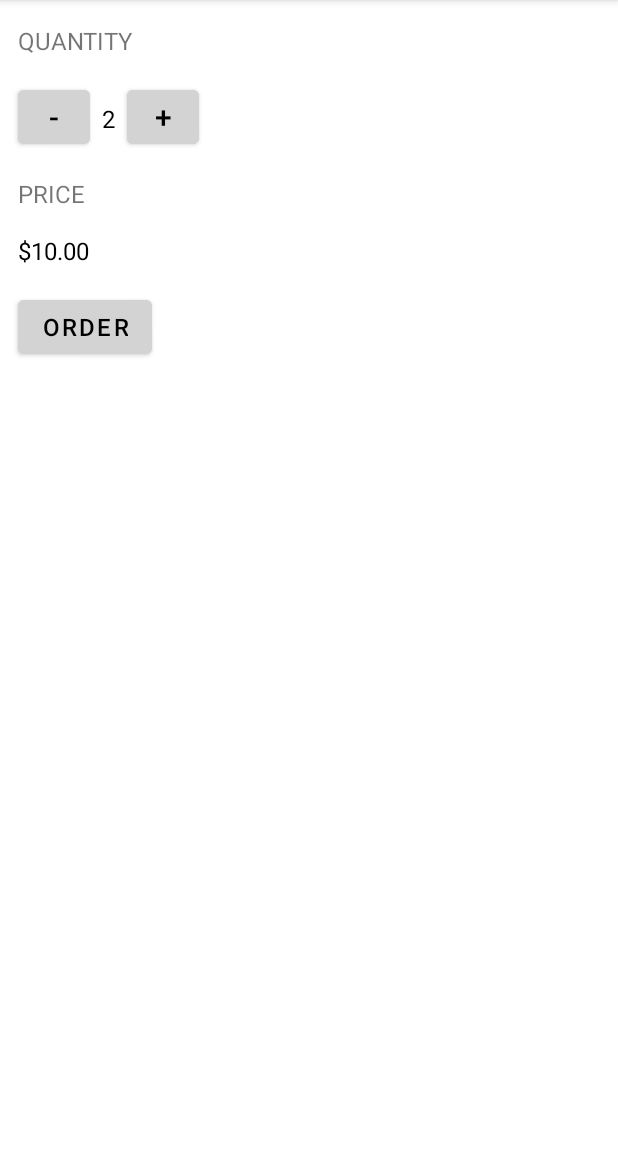
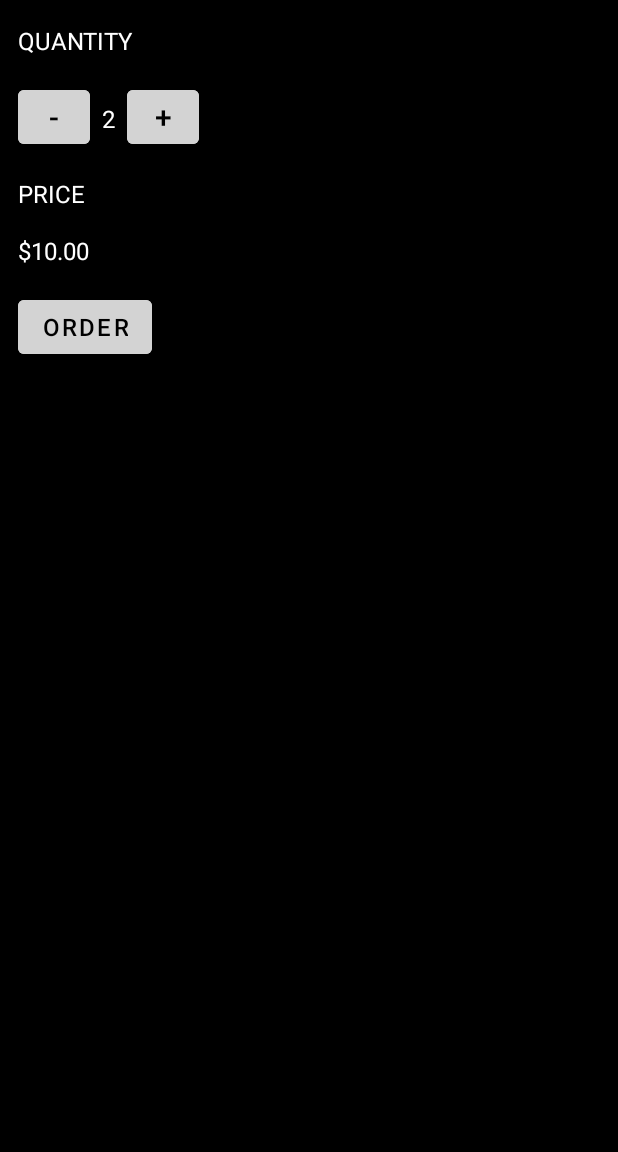
Before and after one commit to ManasChandan/JustJava, an Android app: the screen it shows after launch (MainActivity), on a phone screen of 412 x 824 dp, the part 84-1236 px from its top. Run offline under Robolectric (Android 15) with nearby library versions, the phone set to English and light mode, and no system bars.

Commit message:
Lesson 2 Completed For the Course 2 (My interactivity)

```diff
--- a/app/src/main/java/com/example/android/justjava/MainActivity.java
+++ b/app/src/main/java/com/example/android/justjava/MainActivity.java
@@ -37,12 +37,14 @@ public class MainActivity extends AppCompatActivity {
     {
         quantity++ ;
         display(quantity);
+        displayPrice(quantity*5);
     }
 
     public void decrement(View view)
     {
         quantity-- ;
         display(quantity) ;
+        displayPrice(quantity*5);
     }
 
     private void displayMessage(String message)
@@ -50,4 +52,10 @@ public class MainActivity extends AppCompatActivity {
         TextView priceview = (TextView) findViewById(R.id.price_text_view) ;
         priceview.setText(message);
     }
+
+    private void displayPrice(int number)
+    {
+        TextView priceview = (TextView) findViewById(R.id.price_text_view) ;
+        priceview.setText("$"+number);
+    }
 }
--- a/app/src/main/res/layout/activity_main.xml
+++ b/app/src/main/res/layout/activity_main.xml
@@ -5,10 +5,19 @@
     android:layout_width="match_parent"
     android:layout_height="match_parent"
     tools:context=".MainActivity">
+    <RelativeLayout
+        android:layout_width="match_parent"
+        android:layout_height="match_parent">
 
+        <ImageView
+            android:id="@+id/image_view"
+            android:layout_width="match_parent"
+            android:layout_height="match_parent"
+            android:background="#000000"
+            android:scaleType="centerCrop"/>
         <LinearLayout
-        android:layout_height="match_parent"
-        android:layout_width="match_parent"
+            android:layout_height="wrap_content"
+            android:layout_width="wrap_content"
             android:orientation="vertical">
 
             <TextView
@@ -17,10 +26,11 @@
                 android:layout_marginLeft="12dp"
                 android:textSize="16sp"
                 android:layout_marginTop="16dp"
-            android:text="QUANTITY"/>
+                android:text="QUANTITY"
+                android:textColor="@color/white"/>
 
             <LinearLayout
-            android:layout_width="match_parent"
+                android:layout_width="wrap_content"
                 android:layout_height="wrap_content"
                 android:orientation="horizontal">
 
@@ -45,8 +55,8 @@
                     android:layout_marginLeft="8dp"
                     android:textSize="16sp"
                     android:layout_marginTop="16dp"
-                android:textColor="@color/black"
-                android:text="2"/>
+                    android:textColor="@color/white"
+                    android:text="2" />
 
                 <Button
                     android:id="@+id/adding_button"
@@ -70,7 +80,8 @@
                 android:layout_marginLeft="12dp"
                 android:textSize="16sp"
                 android:layout_marginTop="16dp"
-            android:text="PRICE"/>
+                android:text="PRICE"
+                android:textColor="@color/white"/>
 
             <TextView
                 android:id="@+id/price_text_view"
@@ -79,7 +90,7 @@
                 android:layout_marginLeft="12dp"
                 android:textSize="16sp"
                 android:layout_marginTop="16dp"
-            android:textColor="@color/black"
+                android:textColor="@color/white"
                 android:text="$10.00"/>
 
             <Button
@@ -94,5 +105,6 @@
                 android:onClick="submitOrder"/>
 
         </LinearLayout>
+    </RelativeLayout>
 
 </androidx.constraintlayout.widget.ConstraintLayout>
```
Also changed, not shown: app/src/main/res/drawable/androidparty.png (added), 1 other file. Lines whose indentation alone changed are shown as unchanged.
